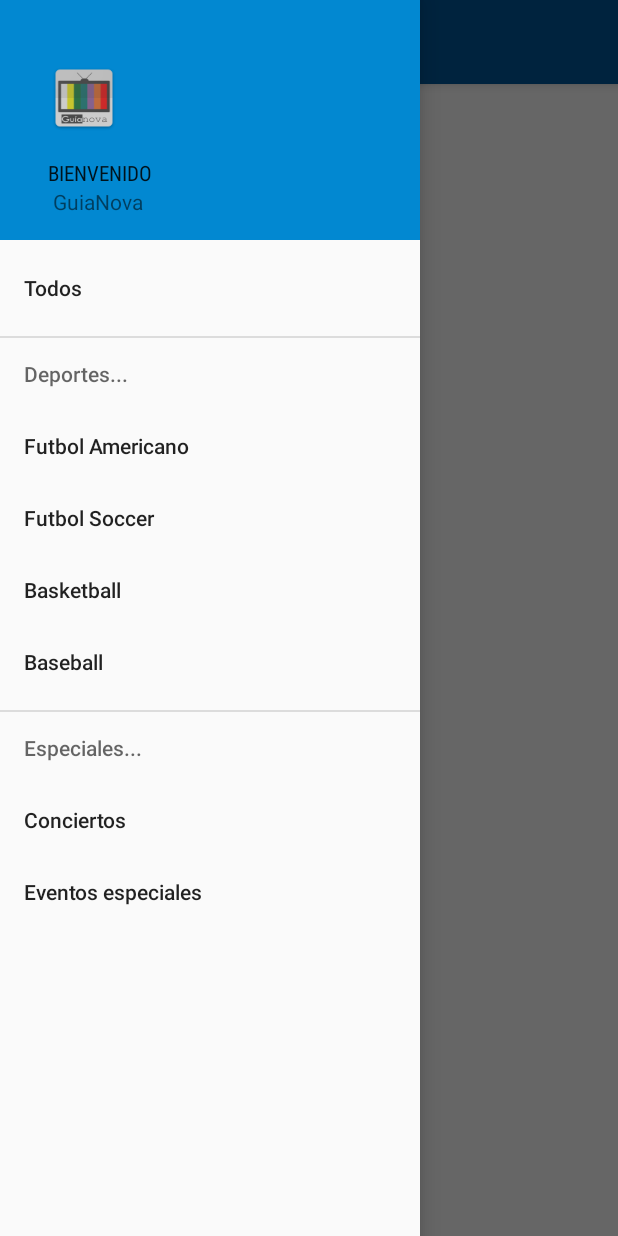
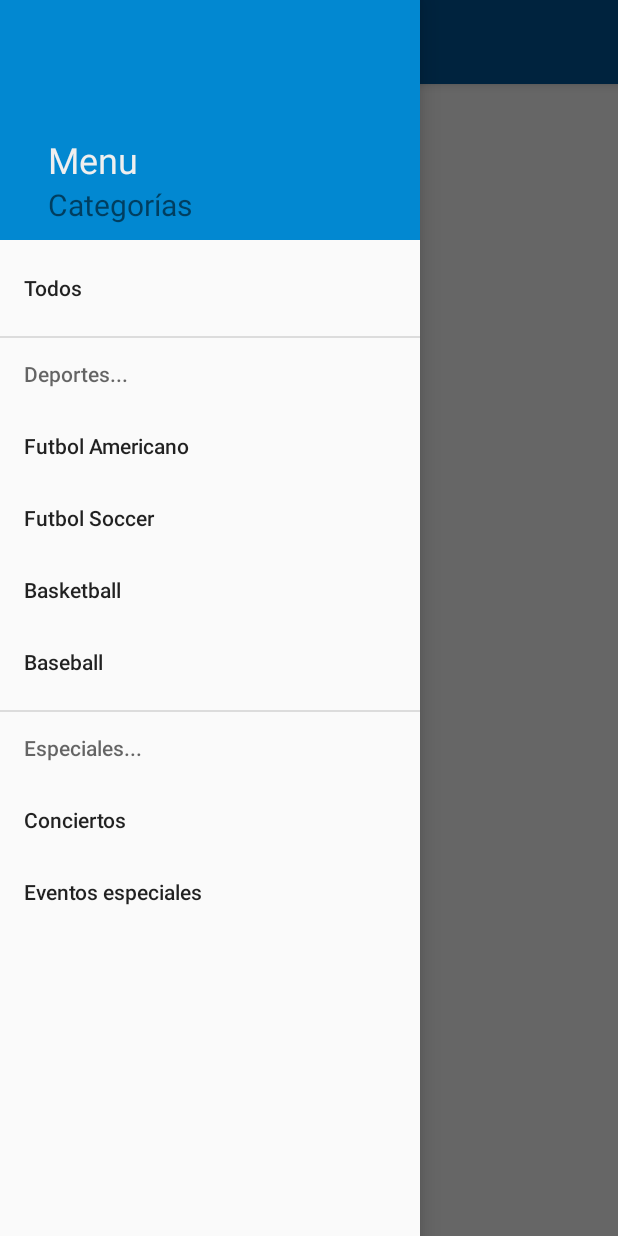
Before and after one commit to GerardRC17/movilesApp, an Android app: the screen it shows after launch (MainActivity), with the side drawer open, on a phone screen of 412 x 824 dp. Run offline under Robolectric (Android 15) with nearby library versions, the phone set to English and light mode, and no system bars.

Commit message:
Cambio menu

```diff
--- a/app/src/main/res/layout/nav_header_main.xml
+++ b/app/src/main/res/layout/nav_header_main.xml
@@ -4,35 +4,84 @@
     android:layout_width="match_parent"
     android:layout_height="@dimen/nav_header_height"
     android:background="@color/midleblue"
-    android:gravity="bottom"
     android:orientation="vertical"
-    android:paddingBottom="@dimen/activity_vertical_margin"
     android:paddingLeft="@dimen/activity_horizontal_margin"
     android:paddingRight="@dimen/activity_horizontal_margin"
-    android:paddingTop="@dimen/activity_vertical_margin"
     android:theme="@style/ThemeOverlay.AppCompat.Light"
     >
 
+    <LinearLayout
+        android:layout_width="match_parent"
+        android:layout_height="match_parent"
+        android:orientation="horizontal"
+        android:gravity="bottom"
+        android:layout_marginBottom="10dp">
+
+        <!--
         <ImageView
             android:id="@+id/imageView"
             android:layout_width="wrap_content"
             android:layout_height="wrap_content"
-        android:paddingTop="@dimen/nav_header_vertical_spacing"
-        app:srcCompat="@mipmap/tele1" />
+            android:layout_gravity="center_vertical"
+            app:srcCompat="@mipmap/tele1" /> -->
+
+        <LinearLayout
+            android:layout_width="wrap_content"
+            android:layout_height="wrap_content"
+            android:orientation="vertical">
 
             <TextView
-        android:layout_width="match_parent"
+                android:layout_width="wrap_content"
                 android:layout_height="wrap_content"
-        android:paddingTop="@dimen/nav_header_vertical_spacing"
-        android:text="BIENVENIDO"
-        android:fontFamily="sans-serif-condensed"
+                android:text="Menu"
+                android:textSize="24dp"
+                android:textColor="#efefef"
                 android:textAppearance="@style/TextAppearance.AppCompat.Body1" />
 
+            <LinearLayout
+                android:layout_width="wrap_content"
+                android:layout_height="wrap_content"
+                android:orientation="horizontal">
+
+                <!-- <LinearLayout
+                    android:layout_width="wrap_content"
+                    android:layout_height="wrap_content"
+                    android:background="#eeefff"
+                    android:paddingHorizontal="2dp"
+                    android:clickable="false">
+
                     <TextView
-        android:id="@+id/textView"
                         android:layout_width="wrap_content"
                         android:layout_height="wrap_content"
                         android:fontFamily="arial"
-        android:text=" GuiaNova" />
+                        android:text=" Guia "
+                        android:textColor="@color/NEGRO"
+                        android:textSize="20dp" />
+                </LinearLayout> -->
+
+                <!-- <TextView
+                    android:layout_width="wrap_content"
+                    android:layout_height="wrap_content"
+                    android:fontFamily="arial"
+                    android:text="Guia"
+                    android:textSize="20dp" />
+
+                <TextView
+                    android:layout_width="wrap_content"
+                    android:layout_height="wrap_content"
+                    android:fontFamily="arial"
+                    android:text="Nova"
+                    android:textSize="20dp"/> -->
+
+                <TextView
+                    android:layout_width="wrap_content"
+                    android:layout_height="wrap_content"
+                    android:fontFamily="arial"
+                    android:text="Categorías"
+                    android:textSize="20dp" />
 
             </LinearLayout>
+        </LinearLayout>
+    </LinearLayout>
+
+</LinearLayout>
```
Lines whose indentation alone changed are shown as unchanged.
